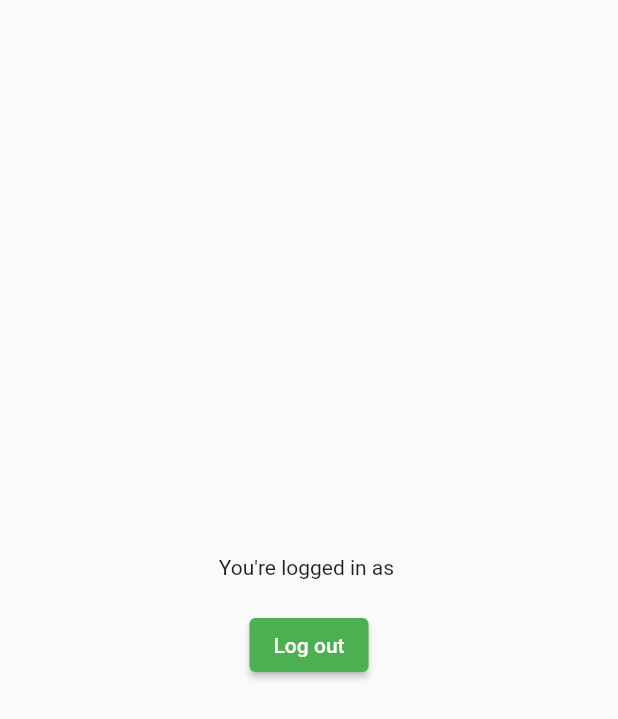
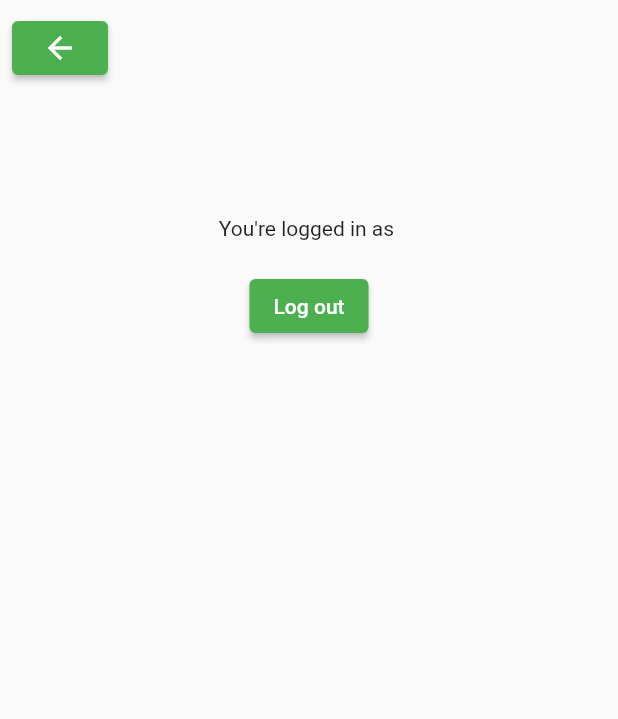
Before and after one commit to BartoszT2omaszewski/catchem_ideas, a Flutter app: the screen it shows once a user with an empty profile is signed in, on a phone screen of 412 x 824 dp. Shown: the top 719 px of the screen. Run offline on Flutter 3.47's test engine with Material 2 defaults, Android fonts, the phone set to English and light mode, and no system bars; our stand-ins replace cloud_firestore, firebase_auth, firebase_core, flutter_speed_dial, syncfusion_flutter_calendar; accounts and stored records are empty; network calls fail.

Commit message:
Add basic account page

```diff
--- /dev/null
+++ b/lib/auth/account_page.dart
@@ -0,0 +1,62 @@
+import 'package:catchem_ideas/home/pages/home_page.dart';
+import 'package:firebase_auth/firebase_auth.dart';
+import 'package:flutter/material.dart';
+
+class AccountPage extends StatelessWidget {
+  const AccountPage({
+    Key? key,
+    required this.email,
+  }) : super(key: key);
+
+  final String? email;
+
+  @override
+  Widget build(BuildContext context) {
+    return SafeArea(
+      child: Scaffold(
+        body: Column(
+          children: [
+            Row(
+              children: [
+                Padding(
+                  padding: const EdgeInsets.all(8.0),
+                  child: ElevatedButton(
+                      onPressed: () {
+                        Navigator.push(
+                          context,
+                          MaterialPageRoute(
+                            builder: ((context) => HomePage()),
+                          ),
+                        );
+                      },
+                      child: const Icon(Icons.arrow_back)),
+                )
+              ],
+            ),
+            Padding(
+              padding: const EdgeInsets.only(top: 80.0),
+              child: Center(
+                child: Column(
+                  mainAxisAlignment: MainAxisAlignment.center,
+                  crossAxisAlignment: CrossAxisAlignment.center,
+                  children: [
+                    Text("You're logged in as $email"),
+                    const SizedBox(
+                      height: 20,
+                    ),
+                    ElevatedButton(
+                      onPressed: () {
+                        FirebaseAuth.instance.signOut();
+                      },
+                      child: const Text('Log out'),
+                    ),
+                  ],
+                ),
+              ),
+            ),
+          ],
+        ),
+      ),
+    );
+  }
+}
--- a/lib/main.dart
+++ b/lib/main.dart
@@ -1,3 +1,4 @@
+import 'package:catchem_ideas/auth/account_page.dart';
 import 'package:catchem_ideas/auth/login_page.dart';
 import 'package:firebase_auth/firebase_auth.dart';
 import 'package:flutter/material.dart';
@@ -40,40 +41,8 @@ class RootPage extends StatelessWidget {
         if (user == null) {
           return LoginPage();
         }
-        return AccountPage(user: user);
+        return AccountPage(email: user.email);
       },
     );
   }
 }
-
-class AccountPage extends StatelessWidget {
-  const AccountPage({
-    Key? key,
-    required this.user,
-  }) : super(key: key);
-
-  final User user;
-
-  @override
-  Widget build(BuildContext context) {
-    return Scaffold(
-      body: Center(
-        child: Column(
-          mainAxisAlignment: MainAxisAlignment.center,
-          children: [
-            Text("You're logged in as ${user.email}"),
-            const SizedBox(
-              height: 20,
-            ),
-            ElevatedButton(
-              onPressed: () {
-                FirebaseAuth.instance.signOut();
-              },
-              child: const Text('Log out'),
-            ),
-          ],
-        ),
-      ),
-    );
-  }
-}
```
Also changed, not shown: lib/home/pages/home_page.dart (+32 -12 lines).
